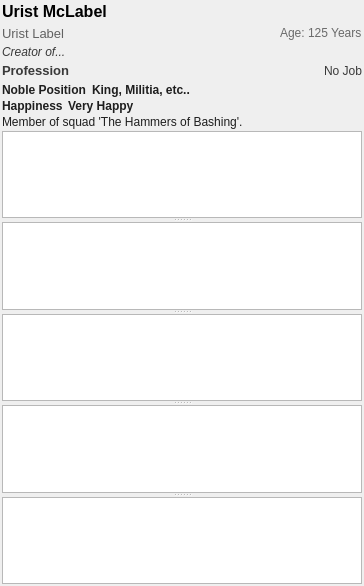
Old version of the form ui/dwarfdetailswidget.ui in the repository Dwarf-Therapist/Dwarf-Therapist.
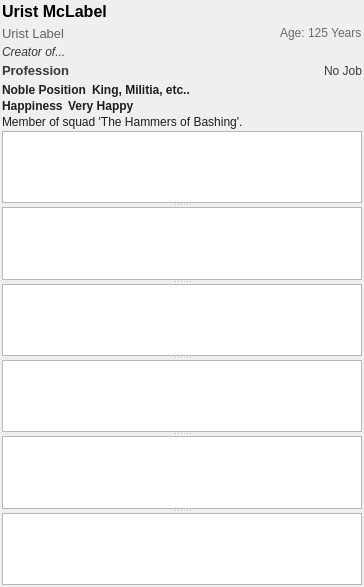
New version of the form.

```diff
--- a/ui/dwarfdetailswidget.ui
+++ b/ui/dwarfdetailswidget.ui
@@ -702,6 +702,19 @@
      <widget class="QTableWidget" name="tw_traits"/>
      <widget class="QTableWidget" name="tw_roles"/>
      <widget class="QTableWidget" name="tw_prefs"/>
+     <widget class="QTreeWidget" name="tw_health">
+      <property name="editTriggers">
+       <set>QAbstractItemView::NoEditTriggers</set>
+      </property>
+      <attribute name="headerVisible">
+       <bool>false</bool>
+      </attribute>
+      <column>
+       <property name="text">
+        <string notr="true">1</string>
+       </property>
+      </column>
+     </widget>
     </widget>
    </item>
   </layout>
```
Left out of the diff: 11 changed lines with no effect on the pictures.
